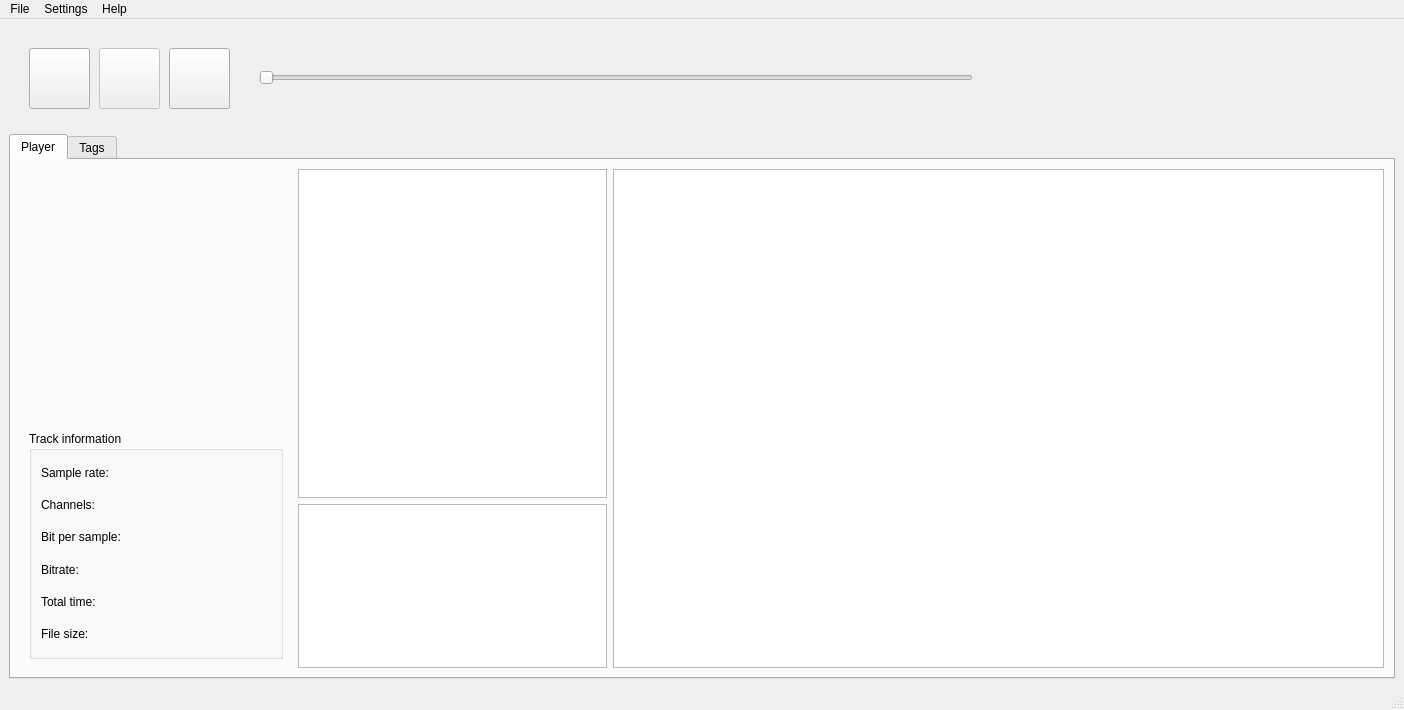
industral/RoteSonne, file rotesonne/src/qt/ui/mainWindow.ui: the form before one commit.
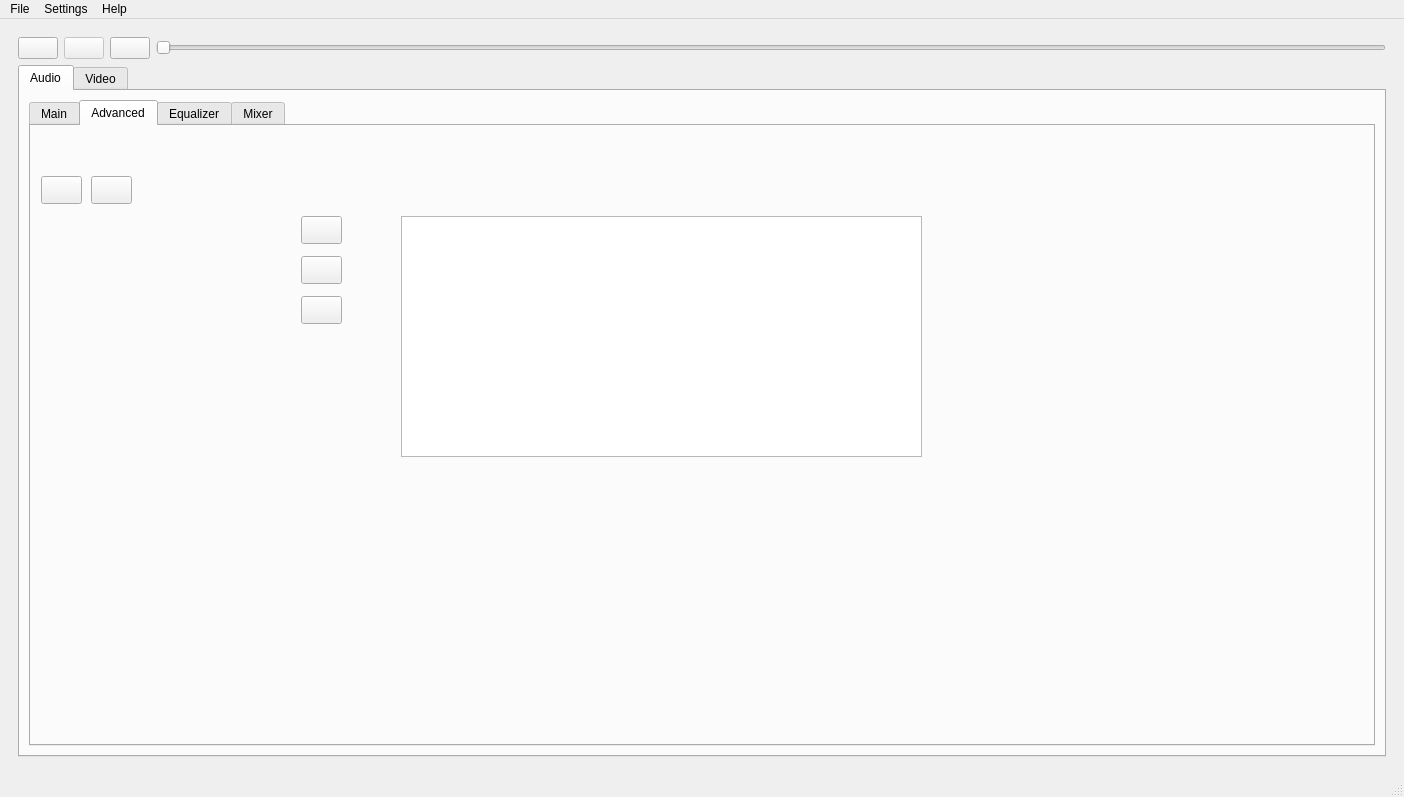
The form after the commit. The open tabs and pages were chosen to show the change. Icons and pictures are not drawn.

The edit to the form file:
```diff
--- a/rotesonne/src/qt/ui/mainWindow.ui
+++ b/rotesonne/src/qt/ui/mainWindow.ui
@@ -10,9 +10,15 @@
     <x>0</x>
     <y>0</y>
     <width>1404</width>
-    <height>710</height>
+    <height>797</height>
    </rect>
   </property>
+  <property name="minimumSize">
+   <size>
+    <width>1024</width>
+    <height>600</height>
+   </size>
+  </property>
   <property name="windowTitle">
    <string>RoteSonne</string>
   </property>
@@ -41,15 +47,9 @@
           <height>100</height>
          </size>
         </property>
+        <layout class="QGridLayout" name="gridLayout_3">
+         <item row="0" column="0">
         <widget class="QPushButton" name="prevButton">
-         <property name="geometry">
-          <rect>
-           <x>20</x>
-           <y>20</y>
-           <width>61</width>
-           <height>61</height>
-          </rect>
-         </property>
          <property name="sizePolicy">
           <sizepolicy hsizetype="Minimum" vsizetype="Fixed">
            <horstretch>0</horstretch>
@@ -82,18 +82,12 @@
           </size>
          </property>
         </widget>
+         </item>
+         <item row="0" column="1">
         <widget class="QPushButton" name="playPauseButton">
          <property name="enabled">
           <bool>false</bool>
          </property>
-         <property name="geometry">
-          <rect>
-           <x>90</x>
-           <y>20</y>
-           <width>61</width>
-           <height>61</height>
-          </rect>
-         </property>
          <property name="sizePolicy">
           <sizepolicy hsizetype="Minimum" vsizetype="Fixed">
            <horstretch>0</horstretch>
@@ -129,15 +123,9 @@
           <bool>true</bool>
          </property>
         </widget>
+         </item>
+         <item row="0" column="2">
         <widget class="QPushButton" name="nextButton">
-         <property name="geometry">
-          <rect>
-           <x>160</x>
-           <y>20</y>
-           <width>61</width>
-           <height>61</height>
-          </rect>
-         </property>
          <property name="sizePolicy">
           <sizepolicy hsizetype="Minimum" vsizetype="Fixed">
            <horstretch>0</horstretch>
@@ -170,18 +158,12 @@
           </size>
          </property>
         </widget>
+         </item>
+         <item row="0" column="3">
         <widget class="QSlider" name="playerSlider">
          <property name="enabled">
           <bool>false</bool>
          </property>
-         <property name="geometry">
-          <rect>
-           <x>250</x>
-           <y>40</y>
-           <width>714</width>
-           <height>19</height>
-          </rect>
-         </property>
          <property name="focusPolicy">
           <enum>Qt::NoFocus</enum>
          </property>
@@ -189,25 +171,32 @@
           <enum>Qt::Horizontal</enum>
          </property>
         </widget>
-       </widget>
-      </item>
-     </layout>
-    </item>
-    <item>
+         </item>
+         <item row="1" column="0" colspan="4">
      <widget class="QTabWidget" name="tabWidget">
       <property name="currentIndex">
        <number>0</number>
       </property>
+           <widget class="QWidget" name="tab_5">
+            <attribute name="title">
+             <string>Audio</string>
+            </attribute>
+            <layout class="QVBoxLayout" name="verticalLayout_10">
+             <item>
+              <widget class="QTabWidget" name="tabWidget_2">
+               <property name="currentIndex">
+                <number>0</number>
+               </property>
       <property name="movable">
        <bool>false</bool>
       </property>
-      <widget class="QWidget" name="tab_3">
+               <widget class="QWidget" name="tab_7">
        <attribute name="title">
-        <string>Player</string>
-       </attribute>
-       <layout class="QHBoxLayout" name="horizontalLayout_2" stretch="1,4">
+                 <string>Main</string>
+                </attribute>
+                <layout class="QHBoxLayout" name="horizontalLayout_3" stretch="1,4">
         <item>
-         <layout class="QVBoxLayout" name="verticalLayout" stretch="1,1">
+                  <layout class="QVBoxLayout" name="verticalLayout_6" stretch="1,4">
           <property name="sizeConstraint">
            <enum>QLayout::SetDefaultConstraint</enum>
           </property>
@@ -216,6 +205,18 @@
             <property name="enabled">
              <bool>true</bool>
             </property>
+                     <property name="minimumSize">
+                      <size>
+                       <width>0</width>
+                       <height>0</height>
+                      </size>
+                     </property>
+                     <property name="maximumSize">
+                      <size>
+                       <width>250</width>
+                       <height>250</height>
+                      </size>
+                     </property>
             <property name="sizeIncrement">
              <size>
               <width>250</width>
@@ -379,12 +380,156 @@
         </item>
        </layout>
       </widget>
-      <widget class="QWidget" name="tab_4">
+               <widget class="QWidget" name="tab_8">
        <attribute name="title">
-        <string>Tags</string>
-       </attribute>
-      </widget>
-     </widget>
+                 <string>Advanced</string>
+                </attribute>
+                <widget class="QLabel" name="Covers">
+                 <property name="geometry">
+                  <rect>
+                   <x>10</x>
+                   <y>80</y>
+                   <width>261</width>
+                   <height>261</height>
+                  </rect>
+                 </property>
+                 <property name="text">
+                  <string/>
+                 </property>
+                 <property name="pixmap">
+                  <pixmap resource="../rotesonne.qrc">:/images/nocover.png</pixmap>
+                 </property>
+                </widget>
+                <widget class="QTableWidget" name="vorbisComments">
+                 <property name="geometry">
+                  <rect>
+                   <x>370</x>
+                   <y>90</y>
+                   <width>521</width>
+                   <height>241</height>
+                  </rect>
+                 </property>
+                </widget>
+                <widget class="QPushButton" name="pushButton">
+                 <property name="geometry">
+                  <rect>
+                   <x>10</x>
+                   <y>50</y>
+                   <width>41</width>
+                   <height>28</height>
+                  </rect>
+                 </property>
+                 <property name="text">
+                  <string/>
+                 </property>
+                 <property name="icon">
+                  <iconset resource="../rotesonne.qrc">
+                   <normaloff>:/images/go-previous.png</normaloff>:/images/go-previous.png</iconset>
+                 </property>
+                </widget>
+                <widget class="QPushButton" name="pushButton_2">
+                 <property name="geometry">
+                  <rect>
+                   <x>60</x>
+                   <y>50</y>
+                   <width>41</width>
+                   <height>28</height>
+                  </rect>
+                 </property>
+                 <property name="text">
+                  <string/>
+                 </property>
+                 <property name="icon">
+                  <iconset resource="../rotesonne.qrc">
+                   <normaloff>:/images/go-next.png</normaloff>:/images/go-next.png</iconset>
+                 </property>
+                </widget>
+                <widget class="QPushButton" name="pushButton_3">
+                 <property name="geometry">
+                  <rect>
+                   <x>270</x>
+                   <y>90</y>
+                   <width>41</width>
+                   <height>28</height>
+                  </rect>
+                 </property>
+                 <property name="text">
+                  <string/>
+                 </property>
+                 <property name="icon">
+                  <iconset resource="../rotesonne.qrc">
+                   <normaloff>:/images/list-add.png</normaloff>:/images/list-add.png</iconset>
+                 </property>
+                </widget>
+                <widget class="QPushButton" name="pushButton_4">
+                 <property name="geometry">
+                  <rect>
+                   <x>270</x>
+                   <y>130</y>
+                   <width>41</width>
+                   <height>28</height>
+                  </rect>
+                 </property>
+                 <property name="text">
+                  <string/>
+                 </property>
+                </widget>
+                <widget class="QPushButton" name="pushButton_5">
+                 <property name="geometry">
+                  <rect>
+                   <x>270</x>
+                   <y>170</y>
+                   <width>41</width>
+                   <height>28</height>
+                  </rect>
+                 </property>
+                 <property name="text">
+                  <string/>
+                 </property>
+                 <property name="icon">
+                  <iconset resource="../rotesonne.qrc">
+                   <normaloff>:/images/list-remove.png</normaloff>:/images/list-remove.png</iconset>
+                 </property>
+                </widget>
+                <widget class="QLabel" name="label">
+                 <property name="geometry">
+                  <rect>
+                   <x>10</x>
+                   <y>360</y>
+                   <width>251</width>
+                   <height>61</height>
+                  </rect>
+                 </property>
+                 <property name="text">
+                  <string/>
+                 </property>
+                </widget>
+               </widget>
+               <widget class="QWidget" name="tab">
+                <attribute name="title">
+                 <string>Equalizer</string>
+                </attribute>
+               </widget>
+               <widget class="QWidget" name="tab_2">
+                <attribute name="title">
+                 <string>Mixer</string>
+                </attribute>
+               </widget>
+              </widget>
+             </item>
+            </layout>
+           </widget>
+           <widget class="QWidget" name="tab_6">
+            <attribute name="title">
+             <string>Video</string>
+            </attribute>
+           </widget>
+          </widget>
+         </item>
+        </layout>
+       </widget>
+      </item>
+     </layout>
     </item>
    </layout>
   </widget>
```
Left out of the diff: 53 changed lines with no effect on the pictures. Lines whose indentation alone changed are shown as unchanged.
